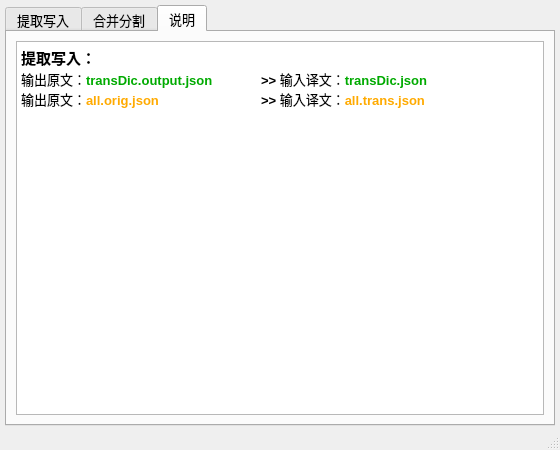
The window that ui_mainWindow.ui (satan53x/SExtractor) describes before a commit, drawn with Qt 5.
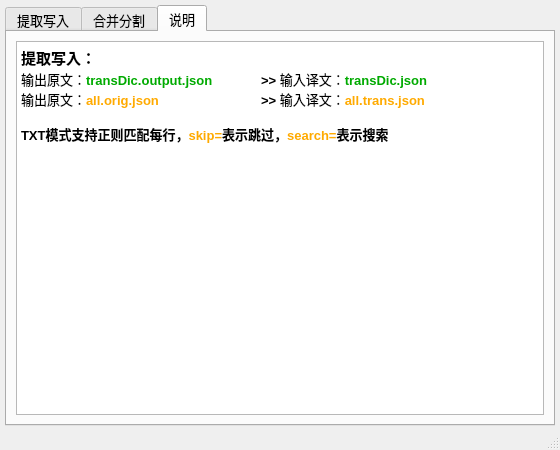
The same window after the commit. The open tabs and pages were chosen to show the change.

```diff
--- a/ui_mainWindow.ui
+++ b/ui_mainWindow.ui
@@ -378,7 +378,9 @@
 &lt;/style&gt;&lt;/head&gt;&lt;body style=&quot; font-family:'Microsoft YaHei UI'; font-size:10pt; font-weight:400; font-style:normal;&quot;&gt;
 &lt;p style=&quot; margin-top:0px; margin-bottom:0px; margin-left:0px; margin-right:0px; -qt-block-indent:0; text-indent:0px;&quot;&gt;&lt;span style=&quot; font-size:11pt; font-weight:600;&quot;&gt;提取写入：&lt;/span&gt;&lt;/p&gt;
 &lt;p style=&quot; margin-top:0px; margin-bottom:0px; margin-left:0px; margin-right:0px; -qt-block-indent:0; text-indent:0px;&quot;&gt;输出原文：&lt;span style=&quot; font-weight:600; color:#00aa00;&quot;&gt;transDic.output.json	&lt;/span&gt;&lt;span style=&quot; font-weight:600; color:#000000;&quot;&gt;&amp;gt;&amp;gt;&lt;/span&gt;&lt;span style=&quot; font-weight:600; color:#00aa00;&quot;&gt; &lt;/span&gt;输入译文：&lt;span style=&quot; font-weight:600; color:#00aa00;&quot;&gt;transDic.json&lt;/span&gt;&lt;/p&gt;
-&lt;p style=&quot; margin-top:0px; margin-bottom:0px; margin-left:0px; margin-right:0px; -qt-block-indent:0; text-indent:0px;&quot;&gt;输出原文：&lt;span style=&quot; font-weight:600; color:#ffaa00;&quot;&gt;all.orig.json		&lt;/span&gt;&lt;span style=&quot; font-weight:600; color:#000000;&quot;&gt;&amp;gt;&amp;gt; &lt;/span&gt;输入译文：&lt;span style=&quot; font-weight:600; color:#ffaa00;&quot;&gt;all.trans.json&lt;/span&gt;&lt;/p&gt;&lt;/body&gt;&lt;/html&gt;</string>
+&lt;p style=&quot; margin-top:0px; margin-bottom:0px; margin-left:0px; margin-right:0px; -qt-block-indent:0; text-indent:0px;&quot;&gt;输出原文：&lt;span style=&quot; font-weight:600; color:#ffaa00;&quot;&gt;all.orig.json		&lt;/span&gt;&lt;span style=&quot; font-weight:600; color:#000000;&quot;&gt;&amp;gt;&amp;gt; &lt;/span&gt;输入译文：&lt;span style=&quot; font-weight:600; color:#ffaa00;&quot;&gt;all.trans.json&lt;/span&gt;&lt;/p&gt;
+&lt;p style=&quot;-qt-paragraph-type:empty; margin-top:0px; margin-bottom:0px; margin-left:0px; margin-right:0px; -qt-block-indent:0; text-indent:0px; font-weight:600; color:#ffaa00;&quot;&gt;&lt;br /&gt;&lt;/p&gt;
+&lt;p style=&quot; margin-top:0px; margin-bottom:0px; margin-left:0px; margin-right:0px; -qt-block-indent:0; text-indent:0px;&quot;&gt;&lt;span style=&quot; font-weight:600; color:#000000;&quot;&gt;TXT模式支持正则匹配每行，&lt;/span&gt;&lt;span style=&quot; font-weight:600; color:#ffaa00;&quot;&gt;skip=&lt;/span&gt;&lt;span style=&quot; font-weight:600; color:#000000;&quot;&gt;表示跳过，&lt;/span&gt;&lt;span style=&quot; font-weight:600; color:#ffaa00;&quot;&gt;search=&lt;/span&gt;&lt;span style=&quot; font-weight:600; color:#000000;&quot;&gt;表示搜索&lt;/span&gt;&lt;/p&gt;&lt;/body&gt;&lt;/html&gt;</string>
           </property>
          </widget>
         </item>
```
